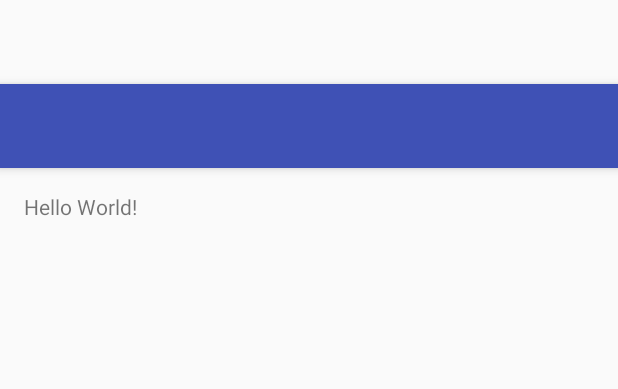
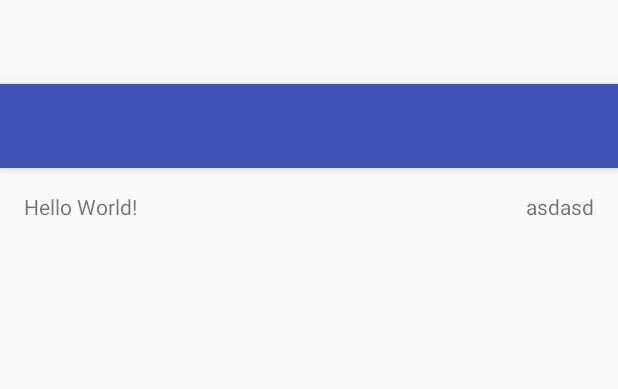
Before and after one commit to Vettaxa/Android-Education2, an Android app: the layout activity_main.xml on its own in the app's theme, with its tools: preview values and no code run, on a phone screen of 412 x 824 dp. Shown: the top 389 px of the screen. Run offline under Robolectric (Android 15) with nearby library versions, the phone set to English and light mode, and no system bars.

Commit message:
first commit

```diff
--- a/app/src/main/AndroidManifest.xml
+++ b/app/src/main/AndroidManifest.xml
@@ -1,17 +1,17 @@
 <?xml version="1.0" encoding="utf-8"?>
 <manifest xmlns:android="http://schemas.android.com/apk/res/android"
-    package="moonshiner.android_education" >
+    package="moonshiner.android_education">
 
     <application
         android:allowBackup="true"
         android:icon="@mipmap/ic_launcher"
         android:label="@string/app_name"
         android:supportsRtl="true"
-        android:theme="@style/AppTheme" >
+        android:theme="@style/AppTheme">
         <activity
             android:name=".MainActivity"
             android:label="@string/app_name"
-            android:theme="@style/AppTheme.NoActionBar" >
+            android:theme="@style/AppTheme.NoActionBar">
             <intent-filter>
                 <action android:name="android.intent.action.MAIN" />
 
--- a/app/src/main/java/moonshiner/android_education/MainActivity.java
+++ b/app/src/main/java/moonshiner/android_education/MainActivity.java
@@ -18,7 +18,7 @@ public class MainActivity extends AppCompatActivity {
         Toolbar toolbar = (Toolbar) findViewById(R.id.toolbar);
         setSupportActionBar(toolbar);
 
-       FloatingActionButton fab = (FloatingActionButton) findViewById(R.id.fab);
+        FloatingActionButton fab = (FloatingActionButton) findViewById(R.id.fab);
         fab.setOnClickListener(new View.OnClickListener() {
             @Override
             public void onClick(View view) {
--- a/app/src/main/res/layout/activity_main.xml
+++ b/app/src/main/res/layout/activity_main.xml
@@ -1,6 +1,5 @@
 <?xml version="1.0" encoding="utf-8"?>
-<android.support.design.widget.CoordinatorLayout
-    xmlns:android="http://schemas.android.com/apk/res/android"
+<android.support.design.widget.CoordinatorLayout xmlns:android="http://schemas.android.com/apk/res/android"
     xmlns:app="http://schemas.android.com/apk/res-auto"
     xmlns:tools="http://schemas.android.com/tools"
     android:layout_width="match_parent"
@@ -9,8 +8,8 @@
     tools:context="moonshiner.android_education.MainActivity">
 
     <android.support.design.widget.AppBarLayout
+        android:layout_width="match_parent"
         android:layout_height="wrap_content"
-        android:layout_width="match_parent"
         android:theme="@style/AppTheme.AppBarOverlay">
 
         <android.support.v7.widget.Toolbar
@@ -22,7 +21,7 @@
 
     </android.support.design.widget.AppBarLayout>
 
-    <include layout="@layout/content_main"/>
+    <include layout="@layout/content_main" />
 
     <android.support.design.widget.FloatingActionButton
         android:id="@+id/fab"
--- a/app/src/main/res/layout/content_main.xml
+++ b/app/src/main/res/layout/content_main.xml
@@ -1,21 +1,25 @@
 <?xml version="1.0" encoding="utf-8"?>
-<RelativeLayout
-    xmlns:android="http://schemas.android.com/apk/res/android"
+<RelativeLayout xmlns:android="http://schemas.android.com/apk/res/android"
+    xmlns:app="http://schemas.android.com/apk/res-auto"
     xmlns:tools="http://schemas.android.com/tools"
-    xmlns:app="http://schemas.android.com/apk/res-auto"
     android:id="@+id/content_main"
     android:layout_width="match_parent"
     android:layout_height="match_parent"
+    android:paddingBottom="@dimen/activity_vertical_margin"
     android:paddingLeft="@dimen/activity_horizontal_margin"
     android:paddingRight="@dimen/activity_horizontal_margin"
     android:paddingTop="@dimen/activity_vertical_margin"
-    android:paddingBottom="@dimen/activity_vertical_margin"
     app:layout_behavior="@string/appbar_scrolling_view_behavior"
-    tools:showIn="@layout/activity_main"
-    tools:context="moonshiner.android_education.MainActivity">
+    tools:context="moonshiner.android_education.MainActivity"
+    tools:showIn="@layout/activity_main">
 
     <TextView
         android:layout_width="wrap_content"
         android:layout_height="wrap_content"
         android:text="Hello World!" />
+    <TextView
+        android:text="asdasd"
+        android:layout_alignParentRight="true"
+        android:layout_width="wrap_content"
+        android:layout_height="wrap_content" />
 </RelativeLayout>
--- a/app/src/main/res/menu/menu_main.xml
+++ b/app/src/main/res/menu/menu_main.xml
@@ -1,9 +1,10 @@
 <menu xmlns:android="http://schemas.android.com/apk/res/android"
     xmlns:app="http://schemas.android.com/apk/res-auto"
     xmlns:tools="http://schemas.android.com/tools"
-    tools:context="moonshiner.android_education.MainActivity" >
-    <item android:id="@+id/action_settings"
+    tools:context="moonshiner.android_education.MainActivity">
+    <item
+        android:id="@+id/action_settings"
+        android:orderInCategory="100"
         android:title="@string/action_settings"
-        android:orderInCategory="100"
         app:showAsAction="never" />
 </menu>
--- a/app/src/main/res/values-v21/styles.xml
+++ b/app/src/main/res/values-v21/styles.xml
@@ -1,4 +1,5 @@
 <resources>
+
     <style name="AppTheme.NoActionBar">
         <item name="windowActionBar">false</item>
         <item name="windowNoTitle">true</item>
--- a/app/src/main/res/values/strings.xml
+++ b/app/src/main/res/values/strings.xml
@@ -1,4 +1,6 @@
 <resources>
     <string name="app_name">Android-Education</string>
     <string name="action_settings">Settings</string>
+
+
 </resources>
--- a/app/src/main/res/values/styles.xml
+++ b/app/src/main/res/values/styles.xml
@@ -7,11 +7,14 @@
         <item name="colorPrimaryDark">@color/colorPrimaryDark</item>
         <item name="colorAccent">@color/colorAccent</item>
     </style>
+
     <style name="AppTheme.NoActionBar">
         <item name="windowActionBar">false</item>
         <item name="windowNoTitle">true</item>
     </style>
+
     <style name="AppTheme.AppBarOverlay" parent="ThemeOverlay.AppCompat.Dark.ActionBar" />
+
     <style name="AppTheme.PopupOverlay" parent="ThemeOverlay.AppCompat.Light" />
 
 </resources>
```
Also changed, not shown: 1 other file. Lines whose indentation alone changed are shown as unchanged.
